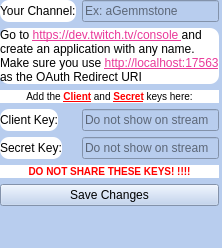
Above: UI/auth_twitch.ui from Gemmstone/PyNGtuber before the change. Below: the same form after it.
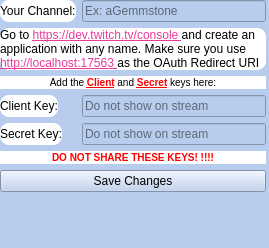
That is the form after the change. Icons and pictures are not drawn.

Commit message: Fixed second window not showing in windows Fixed issue with "Assets" folder Fixed folder opening in mac os Added mouth opacity speed setting Fixed crash issue when deleting default assets

What changed in the file:
```diff
--- a/UI/auth_twitch.ui
+++ b/UI/auth_twitch.ui
@@ -6,7 +6,7 @@
    <rect>
     <x>0</x>
     <y>0</y>
-    <width>222</width>
+    <width>269</width>
     <height>248</height>
    </rect>
   </property>
```
